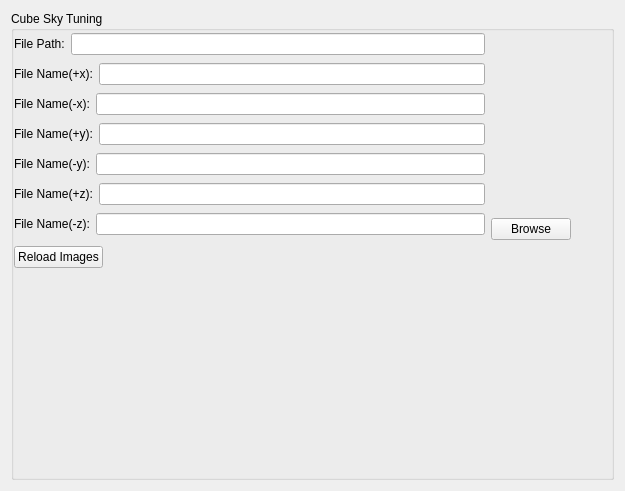
The window that QGameDev/CubeSkyTuner.ui (fynv/Three.V8) describes before a commit, drawn with Qt 5.
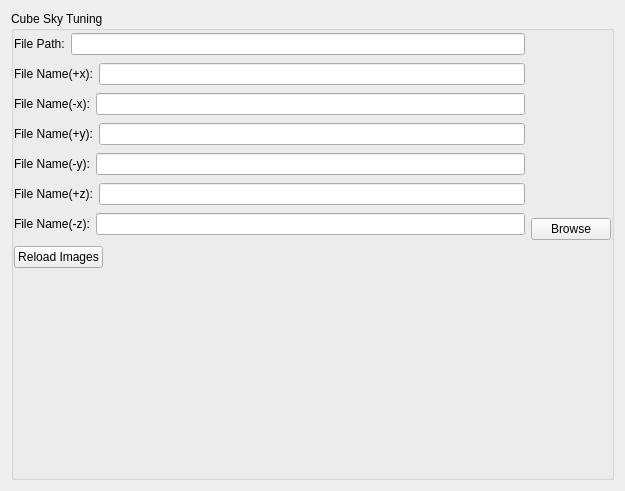
The same window after the commit.

Patch:
```diff
--- a/QGameDev/CubeSkyTuner.ui
+++ b/QGameDev/CubeSkyTuner.ui
@@ -180,19 +180,6 @@
           </item>
          </layout>
         </item>
-        <item>
-         <spacer name="horizontalSpacer_8">
-          <property name="orientation">
-           <enum>Qt::Horizontal</enum>
-          </property>
-          <property name="sizeHint" stdset="0">
-           <size>
-            <width>40</width>
-            <height>20</height>
-           </size>
-          </property>
-         </spacer>
-        </item>
        </layout>
       </item>
       <item>
```
